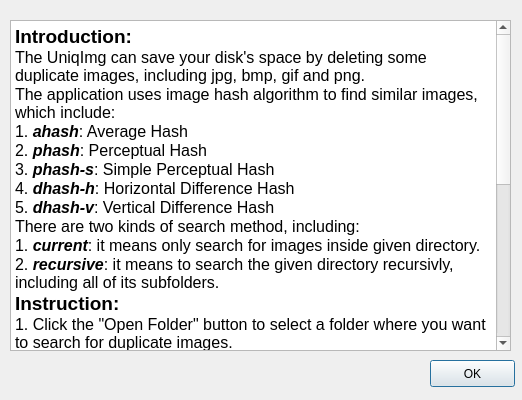
chenyvehtung/multimedia, file uniqImg/src/ui/guidedialog.ui: the form before one commit.
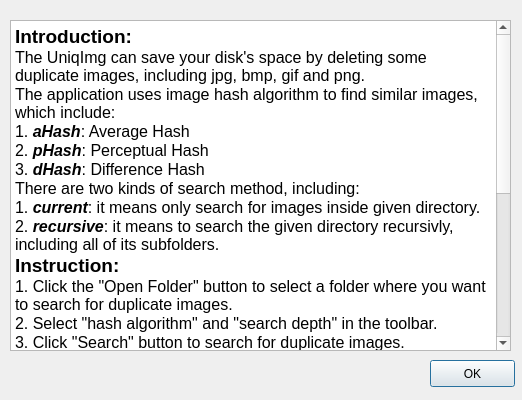
The form after the commit.

Commit message: Remove some hash algorithm

Patch:
```diff
--- a/uniqImg/src/ui/guidedialog.ui
+++ b/uniqImg/src/ui/guidedialog.ui
@@ -30,11 +30,9 @@
 &lt;p style=&quot; margin-top:0px; margin-bottom:0px; margin-left:0px; margin-right:0px; -qt-block-indent:0; text-indent:0px;&quot;&gt;&lt;span style=&quot; font-size:14pt; font-weight:600;&quot;&gt;Introduction:&lt;/span&gt;&lt;/p&gt;
 &lt;p style=&quot; margin-top:0px; margin-bottom:0px; margin-left:0px; margin-right:0px; -qt-block-indent:0; text-indent:0px;&quot;&gt;&lt;span style=&quot; font-size:12pt;&quot;&gt;The UniqImg can save your disk's space by deleting some duplicate images, including jpg, bmp, gif and png.&lt;/span&gt;&lt;/p&gt;
 &lt;p style=&quot; margin-top:0px; margin-bottom:0px; margin-left:0px; margin-right:0px; -qt-block-indent:0; text-indent:0px;&quot;&gt;&lt;span style=&quot; font-size:12pt;&quot;&gt;The application uses image hash algorithm to find similar images, which include:&lt;/span&gt;&lt;/p&gt;
-&lt;p style=&quot; margin-top:0px; margin-bottom:0px; margin-left:0px; margin-right:0px; -qt-block-indent:0; text-indent:0px;&quot;&gt;&lt;span style=&quot; font-size:12pt;&quot;&gt;1. &lt;/span&gt;&lt;span style=&quot; font-size:12pt; font-weight:600; font-style:italic;&quot;&gt;ahash&lt;/span&gt;&lt;span style=&quot; font-size:12pt;&quot;&gt;: Average Hash&lt;/span&gt;&lt;/p&gt;
-&lt;p style=&quot; margin-top:0px; margin-bottom:0px; margin-left:0px; margin-right:0px; -qt-block-indent:0; text-indent:0px;&quot;&gt;&lt;span style=&quot; font-size:12pt;&quot;&gt;2. &lt;/span&gt;&lt;span style=&quot; font-size:12pt; font-weight:600; font-style:italic;&quot;&gt;phash&lt;/span&gt;&lt;span style=&quot; font-size:12pt;&quot;&gt;: Perceptual Hash&lt;/span&gt;&lt;/p&gt;
-&lt;p style=&quot; margin-top:0px; margin-bottom:0px; margin-left:0px; margin-right:0px; -qt-block-indent:0; text-indent:0px;&quot;&gt;&lt;span style=&quot; font-size:12pt;&quot;&gt;3. &lt;/span&gt;&lt;span style=&quot; font-size:12pt; font-weight:600; font-style:italic;&quot;&gt;phash-s&lt;/span&gt;&lt;span style=&quot; font-size:12pt;&quot;&gt;: Simple Perceptual Hash&lt;/span&gt;&lt;/p&gt;
-&lt;p style=&quot; margin-top:0px; margin-bottom:0px; margin-left:0px; margin-right:0px; -qt-block-indent:0; text-indent:0px;&quot;&gt;&lt;span style=&quot; font-size:12pt;&quot;&gt;4. &lt;/span&gt;&lt;span style=&quot; font-size:12pt; font-weight:600; font-style:italic;&quot;&gt;dhash-h&lt;/span&gt;&lt;span style=&quot; font-size:12pt;&quot;&gt;: Horizontal Difference Hash&lt;/span&gt;&lt;/p&gt;
-&lt;p style=&quot; margin-top:0px; margin-bottom:0px; margin-left:0px; margin-right:0px; -qt-block-indent:0; text-indent:0px;&quot;&gt;&lt;span style=&quot; font-size:12pt;&quot;&gt;5. &lt;/span&gt;&lt;span style=&quot; font-size:12pt; font-weight:600; font-style:italic;&quot;&gt;dhash-v&lt;/span&gt;&lt;span style=&quot; font-size:12pt;&quot;&gt;: Vertical Difference Hash&lt;/span&gt;&lt;/p&gt;
+&lt;p style=&quot; margin-top:0px; margin-bottom:0px; margin-left:0px; margin-right:0px; -qt-block-indent:0; text-indent:0px;&quot;&gt;&lt;span style=&quot; font-size:12pt;&quot;&gt;1. &lt;/span&gt;&lt;span style=&quot; font-size:12pt; font-weight:600; font-style:italic;&quot;&gt;aHash&lt;/span&gt;&lt;span style=&quot; font-size:12pt;&quot;&gt;: Average Hash&lt;/span&gt;&lt;/p&gt;
+&lt;p style=&quot; margin-top:0px; margin-bottom:0px; margin-left:0px; margin-right:0px; -qt-block-indent:0; text-indent:0px;&quot;&gt;&lt;span style=&quot; font-size:12pt;&quot;&gt;2. &lt;/span&gt;&lt;span style=&quot; font-size:12pt; font-weight:600; font-style:italic;&quot;&gt;pHash&lt;/span&gt;&lt;span style=&quot; font-size:12pt;&quot;&gt;: Perceptual Hash&lt;/span&gt;&lt;/p&gt;
+&lt;p style=&quot; margin-top:0px; margin-bottom:0px; margin-left:0px; margin-right:0px; -qt-block-indent:0; text-indent:0px;&quot;&gt;&lt;span style=&quot; font-size:12pt;&quot;&gt;3. &lt;/span&gt;&lt;span style=&quot; font-size:12pt; font-weight:600; font-style:italic;&quot;&gt;dHash&lt;/span&gt;&lt;span style=&quot; font-size:12pt;&quot;&gt;: Difference Hash&lt;/span&gt;&lt;/p&gt;
 &lt;p style=&quot; margin-top:0px; margin-bottom:0px; margin-left:0px; margin-right:0px; -qt-block-indent:0; text-indent:0px;&quot;&gt;&lt;span style=&quot; font-size:12pt;&quot;&gt;There are two kinds of search method, including:&lt;/span&gt;&lt;/p&gt;
 &lt;p style=&quot; margin-top:0px; margin-bottom:0px; margin-left:0px; margin-right:0px; -qt-block-indent:0; text-indent:0px;&quot;&gt;&lt;span style=&quot; font-size:12pt;&quot;&gt;1. &lt;/span&gt;&lt;span style=&quot; font-size:12pt; font-weight:600; font-style:italic;&quot;&gt;current&lt;/span&gt;&lt;span style=&quot; font-size:12pt;&quot;&gt;: it means only search for images inside given directory.&lt;/span&gt;&lt;/p&gt;
 &lt;p style=&quot; margin-top:0px; margin-bottom:0px; margin-left:0px; margin-right:0px; -qt-block-indent:0; text-indent:0px;&quot;&gt;&lt;span style=&quot; font-size:12pt;&quot;&gt;2. &lt;/span&gt;&lt;span style=&quot; font-size:12pt; font-weight:600; font-style:italic;&quot;&gt;recursive&lt;/span&gt;&lt;span style=&quot; font-size:12pt;&quot;&gt;: it means to search the given directory recursivly, including all of its subfolders.&lt;/span&gt;&lt;/p&gt;
```
The commit also changes 4 other files.
